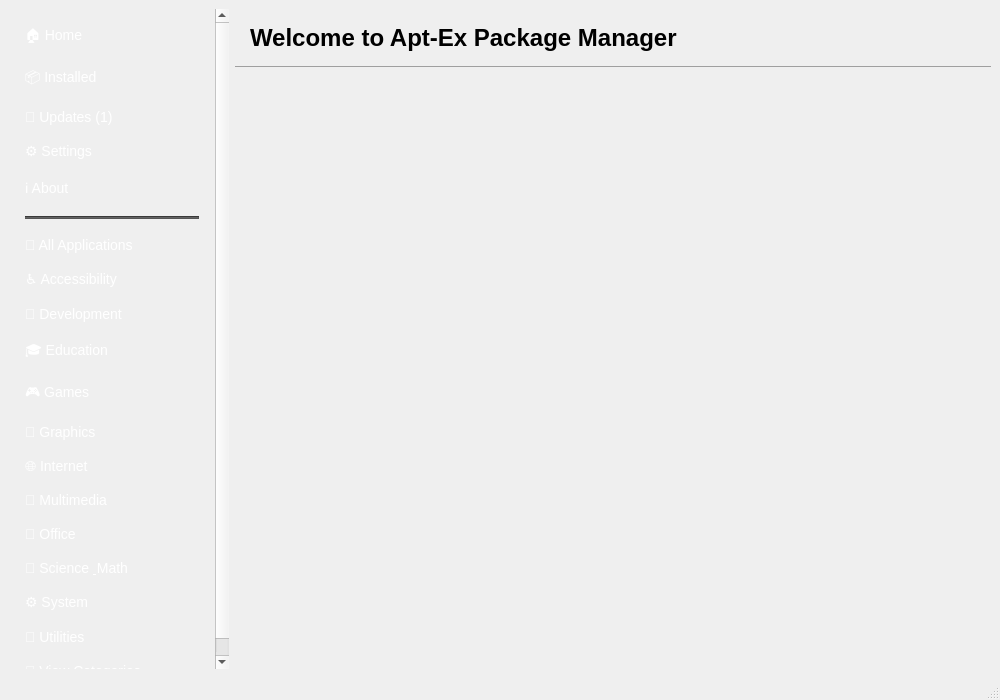
This is src/ui/main_window.ui in anocweb/apt-ex-package-manager as Qt 5 draws it before an edit. The edited form follows.
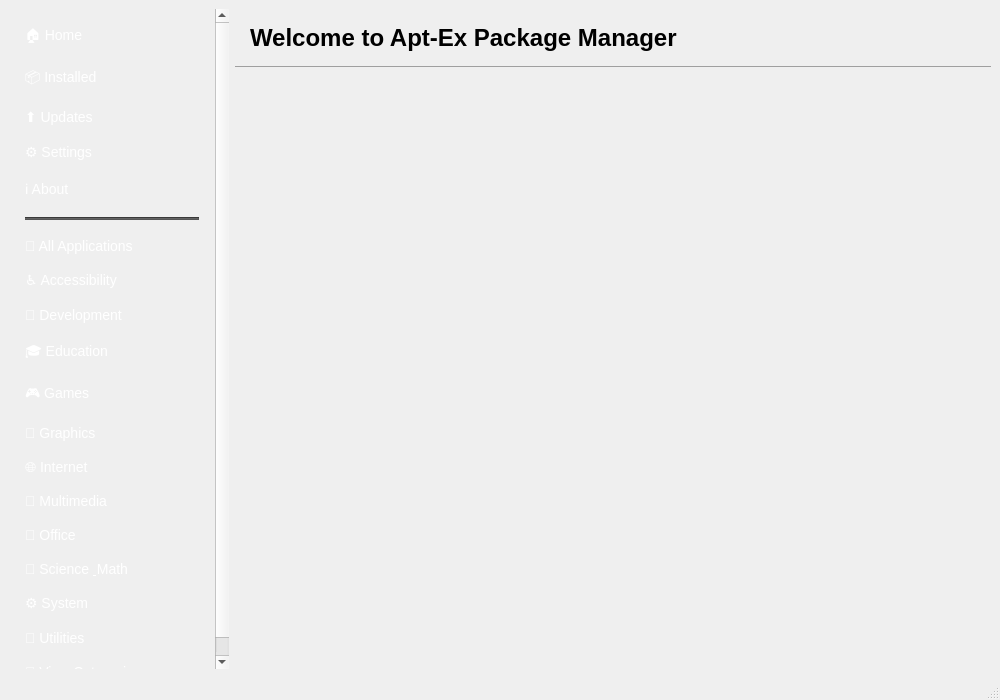
This is the edited form.

The edit to the form file:
```diff
--- a/src/ui/main_window.ui
+++ b/src/ui/main_window.ui
@@ -120,7 +120,7 @@
        <item>
         <widget class="QPushButton" name="updatesBtn">
          <property name="text">
-          <string>🔄 Updates (1)</string>
+          <string>⬆️ Updates</string>
          </property>
         </widget>
        </item>
```
